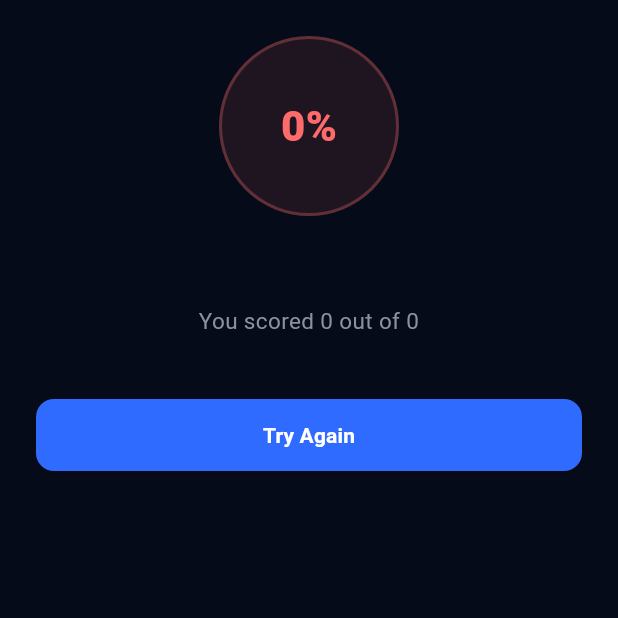
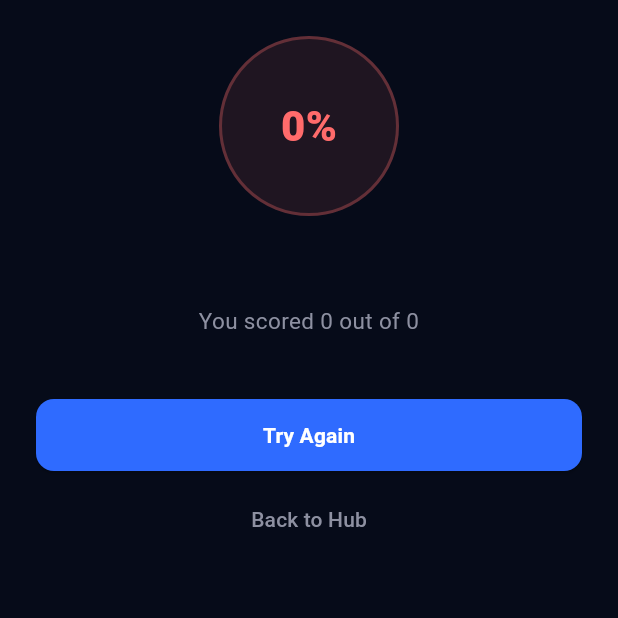
Before and after one commit to yehen11/aixx-mobile, a Flutter app: the ModuleResultsScreen screen opened directly with empty values, on a phone screen of 412 x 824 dp, the top half of it. Run offline on Flutter 3.47's test engine with Material 3 defaults, Android fonts, the phone set to English and light mode, and no system bars; our stand-ins replace dio, flutter_markdown_plus, flutter_riverpod, flutter_secure_storage, go_router; accounts and stored records are empty.

Commit message:
Fix Try Again and Next Module title

```diff
--- a/lib/modules/quiz/view/screens/module_results_screen.dart
+++ b/lib/modules/quiz/view/screens/module_results_screen.dart
@@ -5,6 +5,8 @@ import '../../../../routes/app_routes.dart';
 import '../../../../themes/utils.dart';
 import '../../model/module_quiz_result_model.dart';
 import 'quiz_session_screen.dart' show QuizSessionArgs;
+import 'package:flutter_riverpod/flutter_riverpod.dart';
+import '../../../../services/providers/course_provider.dart';
 
 /// Carries both the result AND the course slug, since the API response
 /// alone doesn't include the slug — needed to build "Next Module" nav.
@@ -18,16 +20,40 @@ class ModuleResultsArgs {
   });
 }
 
-class ModuleResultsScreen extends StatelessWidget {
+class ModuleResultsScreen extends ConsumerWidget {
   final ModuleResultsArgs args;
 
   const ModuleResultsScreen({super.key, required this.args});
 
   @override
-  Widget build(BuildContext context) {
+  Widget build(BuildContext context, WidgetRef ref) {
     final result = args.result;
     final resultColor = result.passed ? successColor : errorColor;
     final wrongAnswers = result.results.where((r) => !r.isCorrect).toList();
+
+
+    // Module titles come from the course contents list Course Contents loaded.
+    final modules =
+        ref.watch(moduleListProvider(args.courseSlug)).valueOrNull?.modules;
+
+    String titleFor(int moduleIndex) {
+      if (modules != null) {
+        for (final m in modules) {
+          if (m.moduleIndex == moduleIndex) return m.title;
+        }
+      }
+      return 'Module $moduleIndex';
+    }
+
+    final buttonStyle = ElevatedButton.styleFrom(
+      backgroundColor: actionHighlight,
+      foregroundColor: Colors.white,
+      padding: const EdgeInsets.symmetric(vertical: 14),
+      shape: RoundedRectangleBorder(
+        borderRadius: BorderRadius.circular(kCardRadius),
+      ),
+    );
+
 
     return Scaffold(
       backgroundColor: canvasBase,
@@ -91,45 +117,67 @@ class ModuleResultsScreen extends StatelessWidget {
 
               const SizedBox(height: 40),
 
-              if (result.passed && result.nextModule != null && result.nextModule!.unlocked)
+                            if (result.passed &&
+                  result.nextModule != null &&
+                  result.nextModule!.unlocked)
                 SizedBox(
                   width: double.infinity,
                   child: ElevatedButton(
                     onPressed: () {
-                      // TODO: route through the Study Material screen first,
-                      // once built, instead of straight into the next quiz.
                       context.pushReplacement(
                         AppRoutes.studyMaterial,
                         extra: QuizSessionArgs(
                           courseSlug: args.courseSlug,
                           moduleIndex: result.nextModule!.moduleIndex,
-                          moduleTitle: 'Module ${result.nextModule!.moduleIndex}',
+                          moduleTitle:
+                              titleFor(result.nextModule!.moduleIndex),
                         ),
                       );
                     },
-                    style: ElevatedButton.styleFrom(
-                      backgroundColor: actionHighlight,
-                      foregroundColor: Colors.white,
-                      padding: const EdgeInsets.symmetric(vertical: 14),
-                      shape: RoundedRectangleBorder(borderRadius: BorderRadius.circular(kCardRadius)),
+                    style: buttonStyle,
+                    child: const Text(
+                      'Next Module',
+                      style: TextStyle(fontWeight: FontWeight.w600),
                     ),
-                    child: const Text('Next Module', style: TextStyle(fontWeight: FontWeight.w600)),
                   ),
                 )
-              else
+              else if (!result.passed) ...[
+                SizedBox(
+                  width: double.infinity,
+                  child: ElevatedButton(
+                    // Restart this module from its study material.
+                    onPressed: () => context.pushReplacement(
+                      AppRoutes.studyMaterial,
+                      extra: QuizSessionArgs(
+                        courseSlug: args.courseSlug,
+                        moduleIndex: result.moduleIndex,
+                        moduleTitle: titleFor(result.moduleIndex),
+                      ),
+                    ),
+                    style: buttonStyle,
+                    child: const Text(
+                      'Try Again',
+                      style: TextStyle(fontWeight: FontWeight.w600),
+                    ),
+                  ),
+                ),
+                const SizedBox(height: 8),
+                TextButton(
+                  onPressed: () => context.go(AppRoutes.dashboard),
+                  child: Text(
+                    'Back to Hub',
+                    style: TextStyle(color: mutedTextColor),
+                  ),
+                ),
+              ] else
                 SizedBox(
                   width: double.infinity,
                   child: ElevatedButton(
                     onPressed: () => context.go(AppRoutes.dashboard),
-                    style: ElevatedButton.styleFrom(
-                      backgroundColor: actionHighlight,
-                      foregroundColor: Colors.white,
-                      padding: const EdgeInsets.symmetric(vertical: 14),
-                      shape: RoundedRectangleBorder(borderRadius: BorderRadius.circular(kCardRadius)),
-                    ),
-                    child: Text(
-                      result.passed ? 'Back to Hub' : 'Try Again',
-                      style: const TextStyle(fontWeight: FontWeight.w600),
+                    style: buttonStyle,
+                    child: const Text(
+                      'Back to Hub',
+                      style: TextStyle(fontWeight: FontWeight.w600),
                     ),
                   ),
                 ),
```
